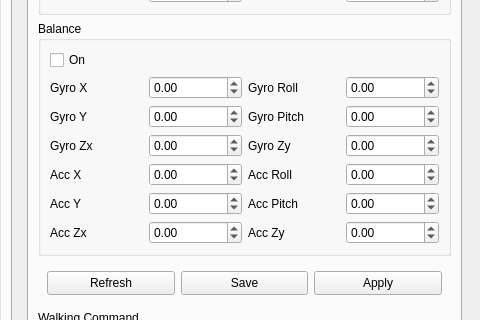
This is kuroko_walking_gui/ui/main_window.ui in nyxrobotics/kuroko_ros as Qt 5 draws it before an edit; both pictures show x 97 to 577 and y 548 to 868 of the 577 by 1060 pixel window. The edited form follows.
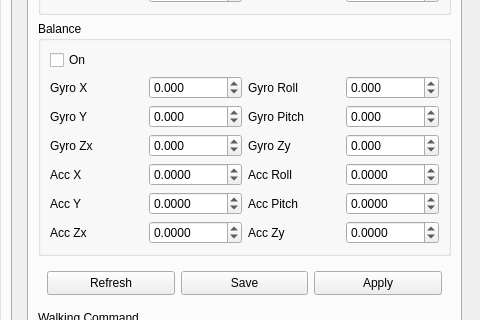
This is the edited form. The open tabs and pages were chosen to show the change. Icons and pictures are not drawn. Custom widgets are drawn as their Qt base class.

```diff
--- a/kuroko_walking_gui/ui/main_window.ui
+++ b/kuroko_walking_gui/ui/main_window.ui
@@ -854,6 +854,9 @@
                   <verstretch>0</verstretch>
                  </sizepolicy>
                 </property>
+                <property name="decimals">
+                 <number>3</number>
+                </property>
                 <property name="minimum">
                  <double>-10.000000000000000</double>
                 </property>
@@ -883,6 +886,9 @@
                   <verstretch>0</verstretch>
                  </sizepolicy>
                 </property>
+                <property name="decimals">
+                 <number>3</number>
+                </property>
                 <property name="minimum">
                  <double>-10.000000000000000</double>
                 </property>
@@ -933,6 +939,9 @@
                   <verstretch>0</verstretch>
                  </sizepolicy>
                 </property>
+                <property name="decimals">
+                 <number>3</number>
+                </property>
                 <property name="minimum">
                  <double>-10.000000000000000</double>
                 </property>
@@ -983,6 +992,9 @@
                   <verstretch>0</verstretch>
                  </sizepolicy>
                 </property>
+                <property name="decimals">
+                 <number>3</number>
+                </property>
                 <property name="minimum">
                  <double>-10.000000000000000</double>
                 </property>
@@ -1019,6 +1031,9 @@
               </item>
               <item row="3" column="1">
                <widget class="QDoubleSpinBox" name="dSpinBox_balance_gyro_zx_gain">
+                <property name="decimals">
+                 <number>3</number>
+                </property>
                 <property name="minimum">
                  <double>-10.000000000000000</double>
                 </property>
@@ -1032,6 +1047,9 @@
               </item>
               <item row="3" column="3">
                <widget class="QDoubleSpinBox" name="dSpinBox_balance_gyro_zy_gain">
+                <property name="decimals">
+                 <number>3</number>
+                </property>
                 <property name="minimum">
                  <double>-10.000000000000000</double>
                 </property>
@@ -1045,6 +1063,9 @@
               </item>
               <item row="4" column="1">
                <widget class="QDoubleSpinBox" name="dSpinBox_balance_acc_x_gain">
+                <property name="decimals">
+                 <number>4</number>
+                </property>
                 <property name="minimum">
                  <double>-31.000000000000000</double>
                 </property>
@@ -1058,6 +1079,9 @@
               </item>
               <item row="4" column="3">
                <widget class="QDoubleSpinBox" name="dSpinBox_balance_acc_roll_gain">
+                <property name="decimals">
+                 <number>4</number>
+                </property>
                 <property name="minimum">
                  <double>-31.000000000000000</double>
                 </property>
@@ -1074,6 +1098,9 @@
               </item>
               <item row="5" column="1">
                <widget class="QDoubleSpinBox" name="dSpinBox_balance_acc_y_gain">
+                <property name="decimals">
+                 <number>4</number>
+                </property>
                 <property name="minimum">
                  <double>-31.000000000000000</double>
                 </property>
@@ -1087,6 +1114,9 @@
               </item>
               <item row="5" column="3">
                <widget class="QDoubleSpinBox" name="dSpinBox_balance_acc_pitch_gain">
+                <property name="decimals">
+                 <number>4</number>
+                </property>
                 <property name="minimum">
                  <double>-31.000000000000000</double>
                 </property>
@@ -1100,6 +1130,9 @@
               </item>
               <item row="6" column="1">
                <widget class="QDoubleSpinBox" name="dSpinBox_balance_acc_zx_gain">
+                <property name="decimals">
+                 <number>4</number>
+                </property>
                 <property name="minimum">
                  <double>-10.000000000000000</double>
                 </property>
@@ -1113,6 +1146,9 @@
               </item>
               <item row="6" column="3">
                <widget class="QDoubleSpinBox" name="dSpinBox_balance_acc_zy_gain">
+                <property name="decimals">
+                 <number>4</number>
+                </property>
                 <property name="minimum">
                  <double>-10.000000000000000</double>
                 </property>
```
Left out of the diff: 4 changed lines with no effect on the pictures.
